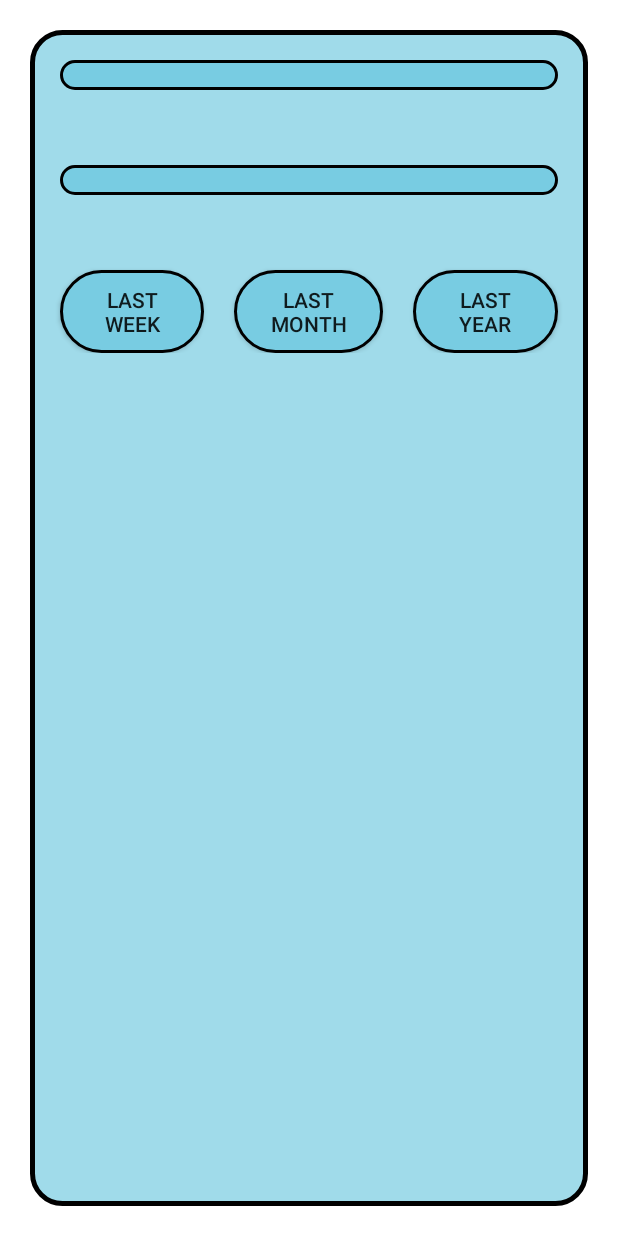
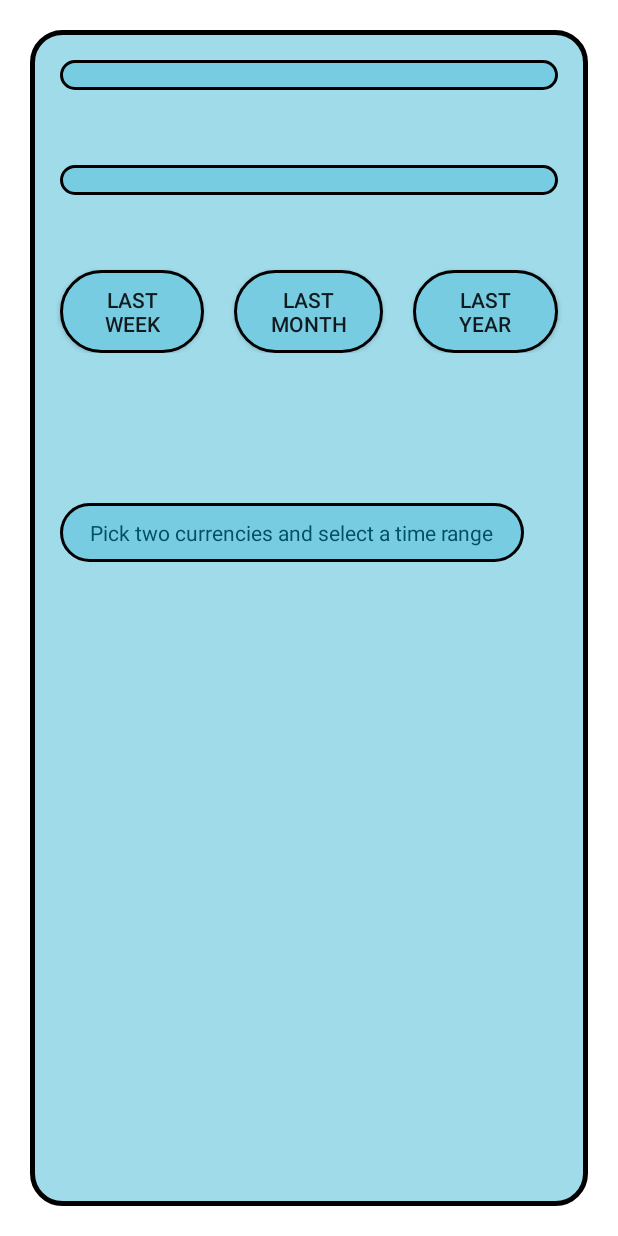
Before and after one commit to TothTamasMI/CurrencyConverter, an Android app: the ChartActivity screen opened directly, with no data from a screen before it, on a phone screen of 412 x 824 dp. Run offline under Robolectric (Android 15) with nearby library versions, the phone set to English and light mode, and no system bars; libraries missing offline, so code that uses them is left out: com.chivorn.smartmaterialspinner; plain views replace SmartMaterialSpinner; network calls fail; 7 statements that could not run were skipped.

Commit message:
Chart Activity - actual added

```diff
--- a/app/src/main/res/layout/activity_chart.xml
+++ b/app/src/main/res/layout/activity_chart.xml
@@ -141,7 +141,12 @@
                     android:layout_height="wrap_content"
                     android:layout_marginStart="20dp"
                     android:layout_marginTop="50dp"
-                    android:textAlignment="textStart" />
+                    android:layout_marginBottom="20dp"
+                    android:layout_marginEnd="20dp"
+                    android:background="@drawable/shape"
+                    android:text="Pick two currencies and select a time range"
+                    android:textAlignment="textStart"
+                    android:textColor="#005066" />
             </LinearLayout>
         </ScrollView>
 
```
Also changed, not shown: app/src/main/java/com/example/currencyconverterapp/ChartActivity.kt (+8 -6 lines).
